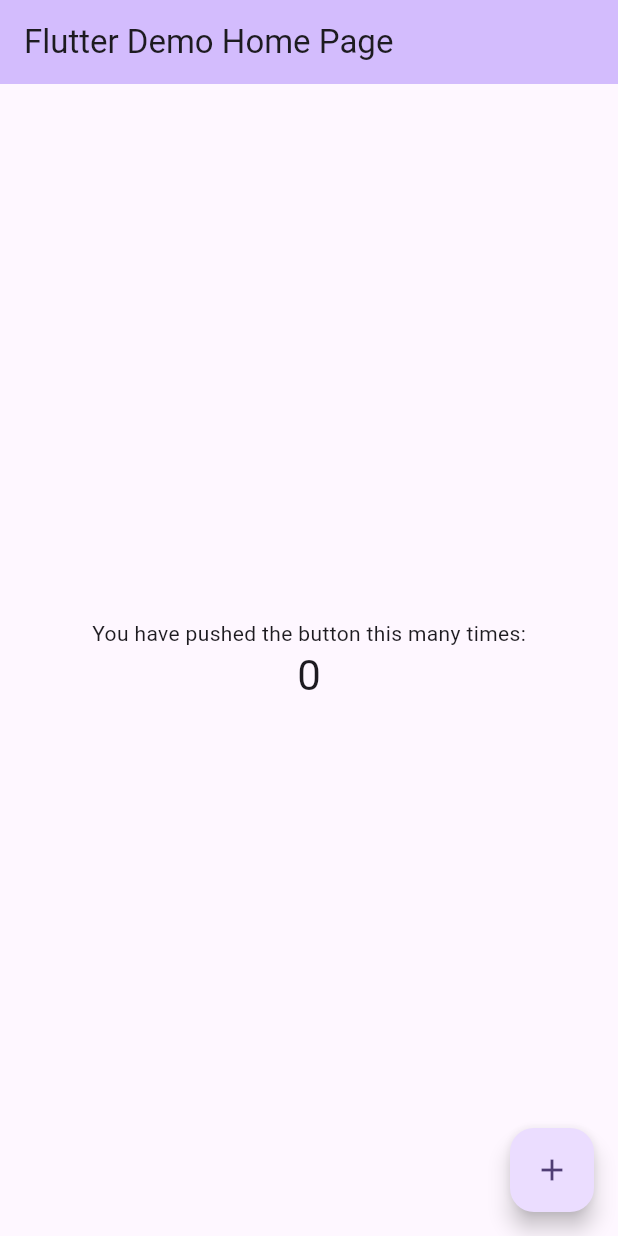
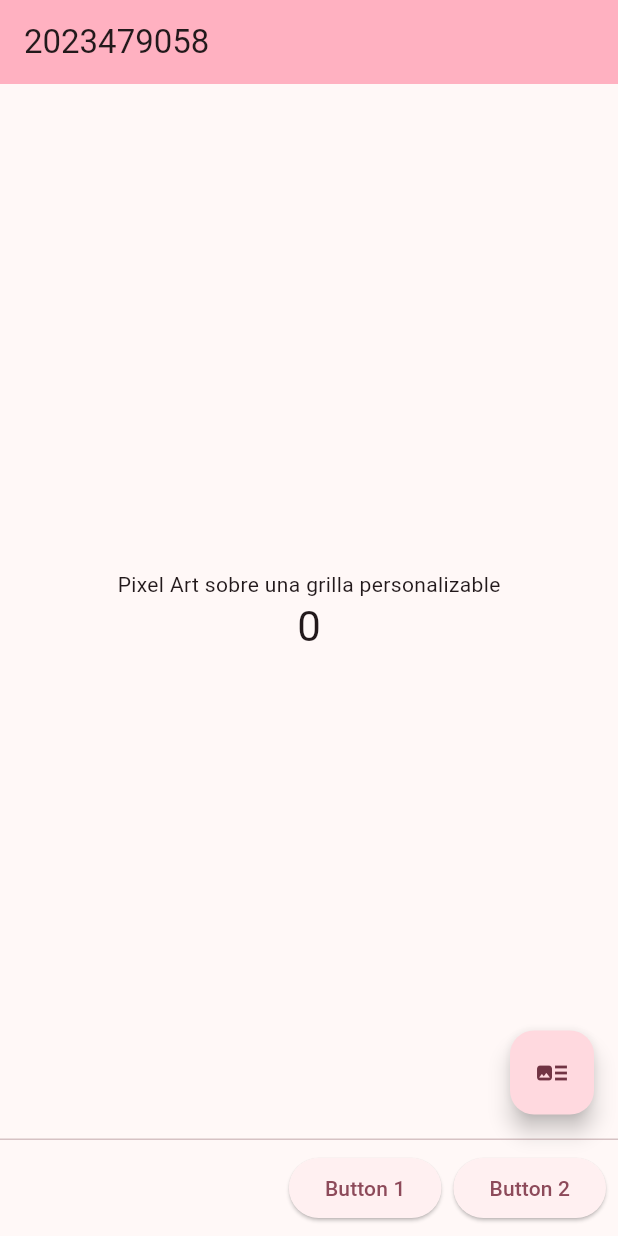
Before and after one commit to Hikidetsu/3479A321_2023479058, a Flutter app: the screen it shows after launch, on a phone screen of 412 x 824 dp. Run offline on Flutter 3.47's test engine with Material 3 defaults, Android fonts, the phone set to English and light mode, and no system bars.

Commit message:
cambios lab

```diff
--- a/lib/main.dart
+++ b/lib/main.dart
@@ -11,7 +11,7 @@ class MyApp extends StatelessWidget {
   @override
   Widget build(BuildContext context) {
     return MaterialApp(
-      title: 'Flutter Demo',
+      title: '2023479058',
       theme: ThemeData(
         // This is the theme of your application.
         //
@@ -28,9 +28,9 @@ class MyApp extends StatelessWidget {
         //
         // This works for code too, not just values: Most code changes can be
         // tested with just a hot reload.
-        colorScheme: ColorScheme.fromSeed(seedColor: Colors.deepPurple),
+        colorScheme: ColorScheme.fromSeed(seedColor: Colors.pinkAccent),
       ),
-      home: const MyHomePage(title: 'Flutter Demo Home Page'),
+      home: const MyHomePage(title: '2023479058'),
     );
   }
 }
@@ -104,7 +104,7 @@ class _MyHomePageState extends State<MyHomePage> {
           // wireframe for each widget.
           mainAxisAlignment: MainAxisAlignment.center,
           children: <Widget>[
-            const Text('You have pushed the button this many times:'),
+            const Text('Pixel Art sobre una grilla personalizable'),
             Text(
               '$_counter',
               style: Theme.of(context).textTheme.headlineMedium,
@@ -115,8 +115,22 @@ class _MyHomePageState extends State<MyHomePage> {
       floatingActionButton: FloatingActionButton(
         onPressed: _incrementCounter,
         tooltip: 'Increment',
-        child: const Icon(Icons.add),
-      ), // This trailing comma makes auto-formatting nicer for build methods.
+        child: const Icon(Icons.art_track),
+      ),
+      persistentFooterButtons: [
+        ElevatedButton(
+          onPressed: () {
+            // Action for the button
+          },
+          child: const Text('Button 1'),
+        ),
+        ElevatedButton(
+          onPressed: () {
+            // Action for the button
+          },
+          child: const Text('Button 2'),
+        ),
+      ],// This trailing comma makes auto-formatting nicer for build methods.
     );
   }
 }
```
